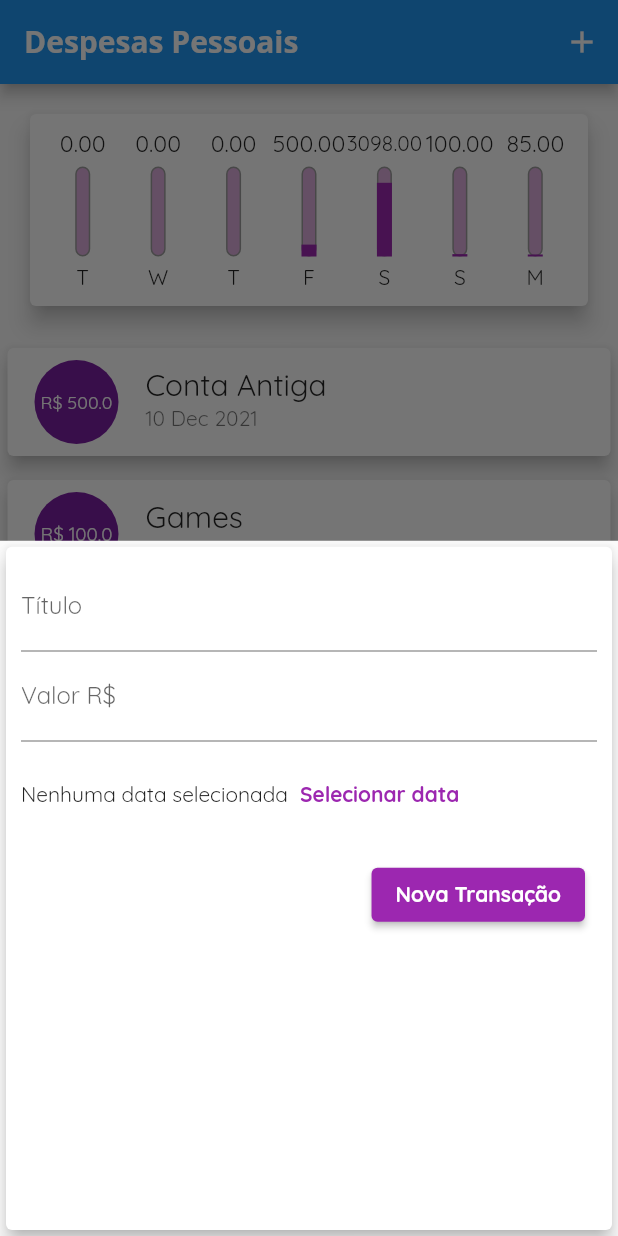
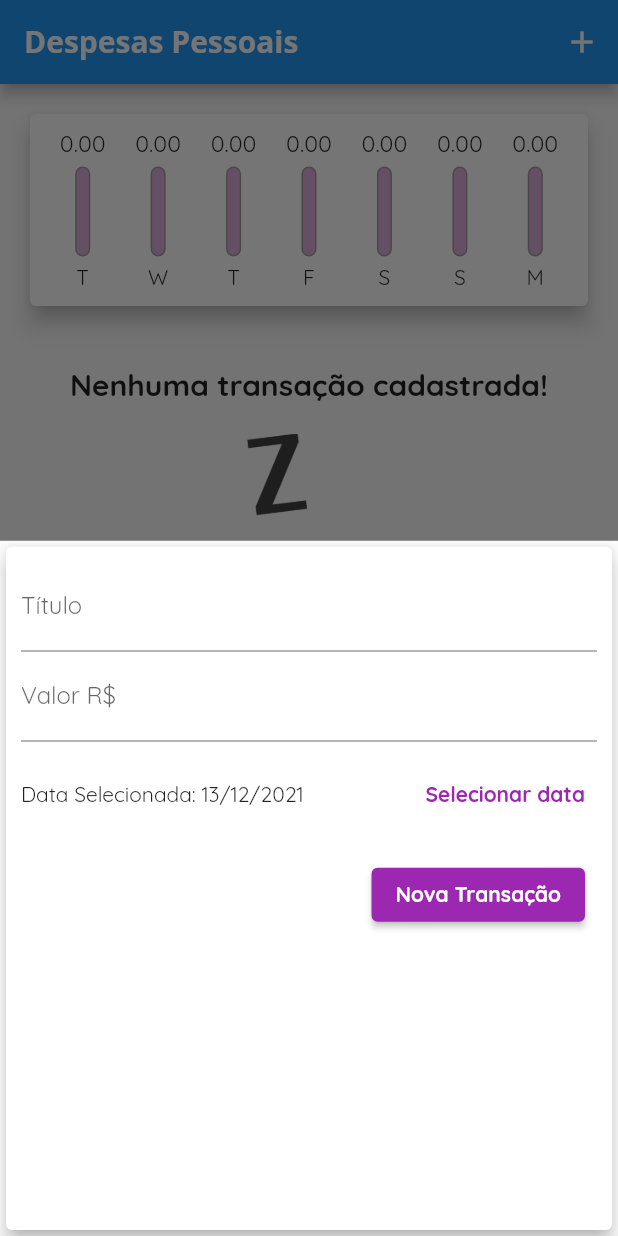
Before and after one commit to AdrianoSantana/Learning-Flutter, a Flutter app: the screen it shows after launch, after a tap on the "add" icon, on a phone screen of 412 x 824 dp. Run offline on Flutter 3.47's test engine with Material 2 defaults, Android fonts, the phone set to English and light mode, and no system bars.

Commit message:
Finalizado

```diff
--- a/expenses/lib/components/chart.dart
+++ b/expenses/lib/components/chart.dart
@@ -54,8 +54,9 @@ class Chart extends StatelessWidget {
                 weekDay: transactionPorData['day'].toString(),
                 totalValueDay:
                     double.parse(transactionPorData['value'].toString()),
-                percentage:
-                    (transactionPorData['value'] as double) / _weekTotalValue,
+                percentage: _weekTotalValue == 0
+                    ? 0
+                    : (transactionPorData['value'] as double) / _weekTotalValue,
               ),
             );
           }).toList(),
--- a/expenses/lib/components/transaction_form.dart
+++ b/expenses/lib/components/transaction_form.dart
@@ -1,7 +1,8 @@
 import 'package:flutter/material.dart';
+import 'package:intl/intl.dart';
 
 class TransactionForm extends StatefulWidget {
-  final void Function(String, double) onSubmit;
+  final void Function(String, double, DateTime) onSubmit;
   const TransactionForm(this.onSubmit, {Key? key}) : super(key: key);
 
   @override
@@ -9,15 +10,16 @@ class TransactionForm extends StatefulWidget {
 }
 
 class _TransactionFormState extends State<TransactionForm> {
-  final titleController = TextEditingController();
-  final valueController = TextEditingController();
+  final _titleController = TextEditingController();
+  final _valueController = TextEditingController();
+  var _selectedDate = DateTime.now();
 
   void _submitForm() {
-    final title = titleController.text;
-    final value = double.tryParse(valueController.text) ?? 0.0;
+    final title = _titleController.text;
+    final value = double.tryParse(_valueController.text) ?? 0.0;
 
     if (title.isEmpty || value <= 0) return;
-    widget.onSubmit(title, value);
+    widget.onSubmit(title, value, _selectedDate);
   }
 
   void _showDatePicker() {
@@ -26,7 +28,14 @@ class _TransactionFormState extends State<TransactionForm> {
       initialDate: DateTime.now(),
       firstDate: DateTime(2019),
       lastDate: DateTime.now(),
-    );
+    ).then((choosedDate) {
+      if (choosedDate == null) {
+        return;
+      }
+      setState(() {
+        _selectedDate = choosedDate;
+      });
+    });
   }
 
   @override
@@ -39,21 +48,27 @@ class _TransactionFormState extends State<TransactionForm> {
           children: [
             TextField(
               onSubmitted: (valueField) => _submitForm,
-              controller: titleController,
+              controller: _titleController,
               decoration: const InputDecoration(labelText: 'Título'),
             ),
             TextField(
               keyboardType:
                   const TextInputType.numberWithOptions(decimal: true),
               onSubmitted: (valueField) => _submitForm,
-              controller: valueController,
+              controller: _valueController,
               decoration: const InputDecoration(labelText: 'Valor R\$'),
             ),
             Container(
               height: 70,
               child: Row(
                 children: [
-                  const Text("Nenhuma data selecionada"),
+                  Expanded(
+                    child: Text(
+                      _selectedDate == null
+                          ? "Nenhuma data selecionada"
+                          : "Data Selecionada: ${DateFormat('dd/MM/y').format(_selectedDate)}",
+                    ),
+                  ),
                   TextButton(
                     onPressed: _showDatePicker,
                     child: const Text(
--- a/expenses/lib/components/transaction_list.dart
+++ b/expenses/lib/components/transaction_list.dart
@@ -4,7 +4,10 @@ import 'package:intl/intl.dart';
 
 class TransactionList extends StatelessWidget {
   final List<Transaction> transactions;
-  const TransactionList(this.transactions, {Key? key}) : super(key: key);
+  final void Function(String) onRemove;
+
+  const TransactionList(this.transactions, this.onRemove, {Key? key})
+      : super(key: key);
 
   @override
   Widget build(BuildContext context) {
@@ -27,7 +30,7 @@ class TransactionList extends StatelessWidget {
                   height: 20,
                 ),
                 SizedBox(
-                  height: 300,
+                  height: 200,
                   child: Image.asset('lib/assets/images/waiting.png',
                       fit: BoxFit.cover),
                 ),
@@ -60,6 +63,11 @@ class TransactionList extends StatelessWidget {
                     subtitle: Text(
                       DateFormat('d MMM y').format(transaction.date),
                     ),
+                    trailing: IconButton(
+                      icon: const Icon(Icons.delete),
+                      color: Colors.red[300],
+                      onPressed: () => onRemove(transaction.id),
+                    ),
                   ),
                 );
               },
--- a/expenses/lib/main.dart
+++ b/expenses/lib/main.dart
@@ -38,44 +38,7 @@ class MyHomePage extends StatefulWidget {
 }
 
 class _MyHomePageState extends State<MyHomePage> {
-  final List<Transaction> _transactions = [
-    Transaction(
-      id: 'abGjzq',
-      title: "Conta Antiga",
-      value: 500,
-      date: DateTime.now().subtract(const Duration(days: 3)),
-    ),
-    Transaction(
-      id: 'pfvGaB',
-      title: "Games",
-      value: 100,
-      date: DateTime.now().subtract(const Duration(days: 1)),
-    ),
-    Transaction(
-      id: 'hb295s',
-      title: "NBA T-Shirt",
-      value: 500,
-      date: DateTime.now().subtract(const Duration(days: 2)),
-    ),
-    Transaction(
-      id: 'hb123s',
-      title: "Notebook",
-      value: 2598,
-      date: DateTime.now().subtract(const Duration(days: 2)),
-    ),
-    Transaction(
-      id: 'xb195s',
-      title: "Garrafa",
-      value: 50,
-      date: DateTime.now().subtract(const Duration(days: 0)),
-    ),
-    Transaction(
-      id: 'xx195s',
-      title: "Ventilador",
-      value: 35,
-      date: DateTime.now().subtract(const Duration(days: 0)),
-    ),
-  ];
+  final List<Transaction> _transactions = [];
 
   List<Transaction> get _recentTransactions {
     return _transactions
@@ -84,21 +47,27 @@ class _MyHomePageState extends State<MyHomePage> {
         .toList();
   }
 
-  Transaction _createTransaction(String title, double value) {
+  Transaction _createTransaction(String title, double value, DateTime date) {
     return (Transaction(
       id: Random().nextDouble().toString(),
       title: title,
       value: value,
-      date: DateTime.now(),
+      date: date,
     ));
   }
 
-  _addTransaction(String title, double value) {
-    final newTransaction = _createTransaction(title, value);
+  _addTransaction(String title, double value, DateTime date) {
+    final newTransaction = _createTransaction(title, value, date);
     setState(() {
       _transactions.add(newTransaction);
     });
     _closeTransactionFormModal(context);
+  }
+
+  _deleteTransaction(String id) {
+    setState(() {
+      _transactions.removeWhere((transaction) => transaction.id == id);
+    });
   }
 
   void _openTransactionFormModal(BuildContext context) {
@@ -133,7 +102,7 @@ class _MyHomePageState extends State<MyHomePage> {
           crossAxisAlignment: CrossAxisAlignment.stretch,
           children: <Widget>[
             Chart(_recentTransactions),
-            TransactionList(_transactions),
+            TransactionList(_transactions, _deleteTransaction),
           ],
         ),
       ),
```
Also changed, not shown: expenses/pubspec.lock.
